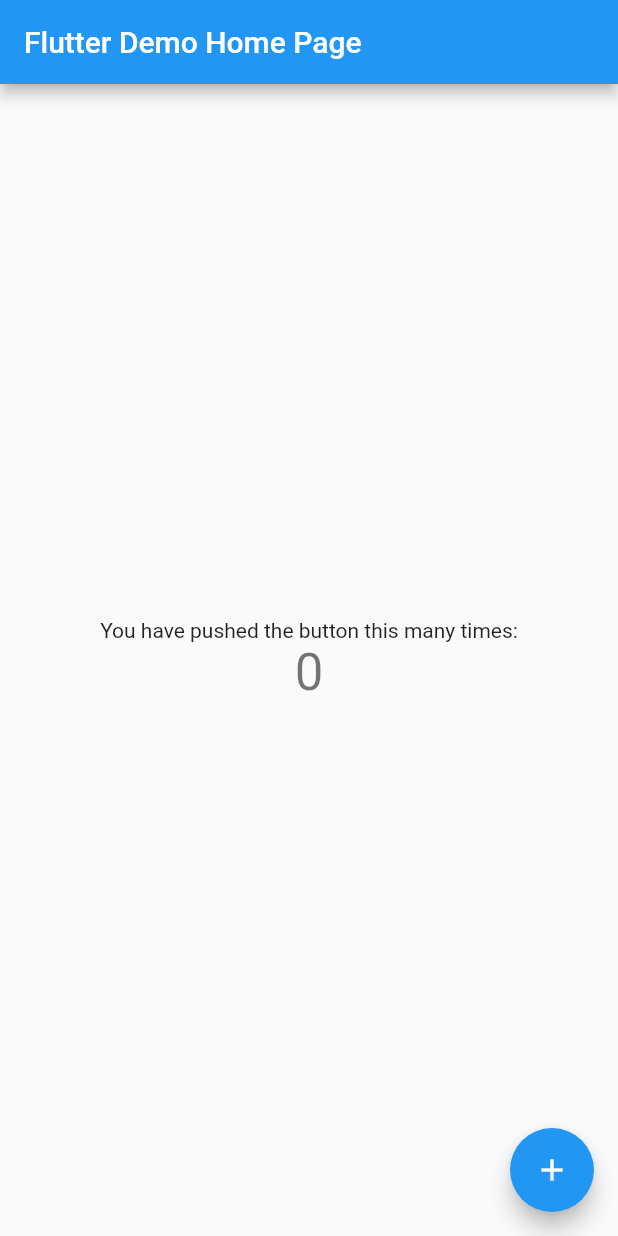
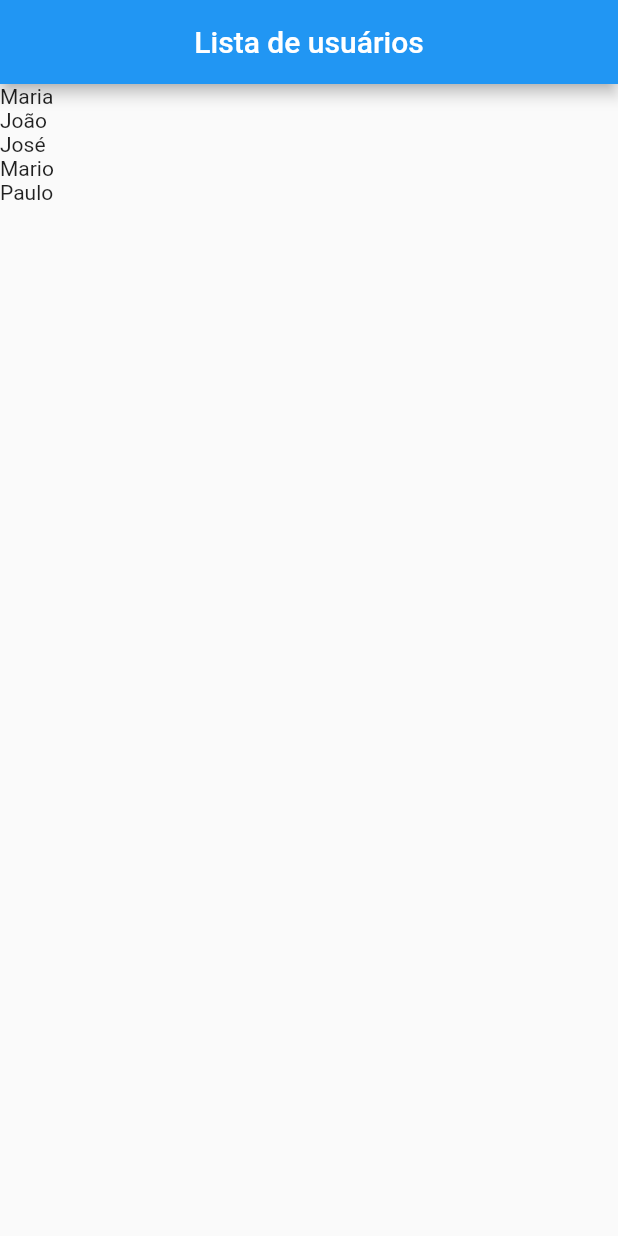
Before and after one commit to ricardodesouza1/flutter_fairebase, a Flutter app: the screen it shows after launch, on a phone screen of 412 x 824 dp. Run offline on Flutter 3.47's test engine with Material 2 defaults, Android fonts, the phone set to English and light mode, and no system bars; missing offline and left inert: dart:html, dart:js.

Commit message:
Creation View List User and presentation users

```diff
--- a/lib/main.dart
+++ b/lib/main.dart
@@ -1,4 +1,5 @@
 import 'package:flutter/material.dart';
+import 'package:flutter_firebase/views/user_list.dart';
 
 void main() {
   runApp(const MyApp());
@@ -13,103 +14,10 @@ class MyApp extends StatelessWidget {
     return MaterialApp(
       title: 'Flutter Demo',
       theme: ThemeData(
-        // This is the theme of your application.
-        //
-        // Try running your application with "flutter run". You'll see the
-        // application has a blue toolbar. Then, without quitting the app, try
-        // changing the primarySwatch below to Colors.green and then invoke
-        // "hot reload" (press "r" in the console where you ran "flutter run",
-        // or simply save your changes to "hot reload" in a Flutter IDE).
-        // Notice that the counter didn't reset back to zero; the application
-        // is not restarted.
+
         primarySwatch: Colors.blue,
       ),
-      home: const MyHomePage(title: 'Flutter Demo Home Page'),
+      home: const UserList(),
     );
   }
 }
-
-class MyHomePage extends StatefulWidget {
-  const MyHomePage({Key? key, required this.title}) : super(key: key);
-
-  // This widget is the home page of your application. It is stateful, meaning
-  // that it has a State object (defined below) that contains fields that affect
-  // how it looks.
-
-  // This class is the configuration for the state. It holds the values (in this
-  // case the title) provided by the parent (in this case the App widget) and
-  // used by the build method of the State. Fields in a Widget subclass are
-  // always marked "final".
-
-  final String title;
-
-  @override
-  State<MyHomePage> createState() => _MyHomePageState();
-}
-
-class _MyHomePageState extends State<MyHomePage> {
-  int _counter = 0;
-
-  void _incrementCounter() {
-    setState(() {
-      // This call to setState tells the Flutter framework that something has
-      // changed in this State, which causes it to rerun the build method below
-      // so that the display can reflect the updated values. If we changed
-      // _counter without calling setState(), then the build method would not be
-      // called again, and so nothing would appear to happen.
-      _counter++;
-    });
-  }
-
-  @override
-  Widget build(BuildContext context) {
-    // This method is rerun every time setState is called, for instance as done
-    // by the _incrementCounter method above.
-    //
-    // The Flutter framework has been optimized to make rerunning build methods
-    // fast, so that you can just rebuild anything that needs updating rather
-    // than having to individually change instances of widgets.
-    return Scaffold(
-      appBar: AppBar(
-        // Here we take the value from the MyHomePage object that was created by
-        // the App.build method, and use it to set our appbar title.
-        title: Text(widget.title),
-      ),
-      body: Center(
-        // Center is a layout widget. It takes a single child and positions it
-        // in the middle of the parent.
-        child: Column(
-          // Column is also a layout widget. It takes a list of children and
-          // arranges them vertically. By default, it sizes itself to fit its
-          // children horizontally, and tries to be as tall as its parent.
-          //
-          // Invoke "debug painting" (press "p" in the console, choose the
-          // "Toggle Debug Paint" action from the Flutter Inspector in Android
-          // Studio, or the "Toggle Debug Paint" command in Visual Studio Code)
-          // to see the wireframe for each widget.
-          //
-          // Column has various properties to control how it sizes itself and
-          // how it positions its children. Here we use mainAxisAlignment to
-          // center the children vertically; the main axis here is the vertical
-          // axis because Columns are vertical (the cross axis would be
-          // horizontal).
-          mainAxisAlignment: MainAxisAlignment.center,
-          children: <Widget>[
-            const Text(
-              'You have pushed the button this many times:',
-            ),
-            Text(
-              '$_counter',
-              style: Theme.of(context).textTheme.headline4,
-            ),
-          ],
-        ),
-      ),
-      floatingActionButton: FloatingActionButton(
-        onPressed: _incrementCounter,
-        tooltip: 'Increment',
-        child: const Icon(Icons.add),
-      ), // This trailing comma makes auto-formatting nicer for build methods.
-    );
-  }
-}
--- /dev/null
+++ b/lib/views/user_list.dart
@@ -0,0 +1,24 @@
+import 'dart:html';
+import 'dart:js';
+
+import 'package:flutter/material.dart';
+import 'package:flutter_firebase/data/dummy_user.dart';
+
+class UserList extends StatelessWidget {
+  const UserList({ Key? key }) : super(key: key);
+
+  @override
+  Widget build(BuildContext context) {
+    const user = {...DUMMY_USER};
+    return Scaffold(
+      appBar: AppBar(
+        centerTitle: true,
+        title: const Text('Lista de usuários'),
+      ),
+      body: ListView.builder(
+        itemCount: user.length,
+        itemBuilder: (context, i)=> Text(user.values.elementAt(i).name),
+        ),
+    );
+  }
+}
```
